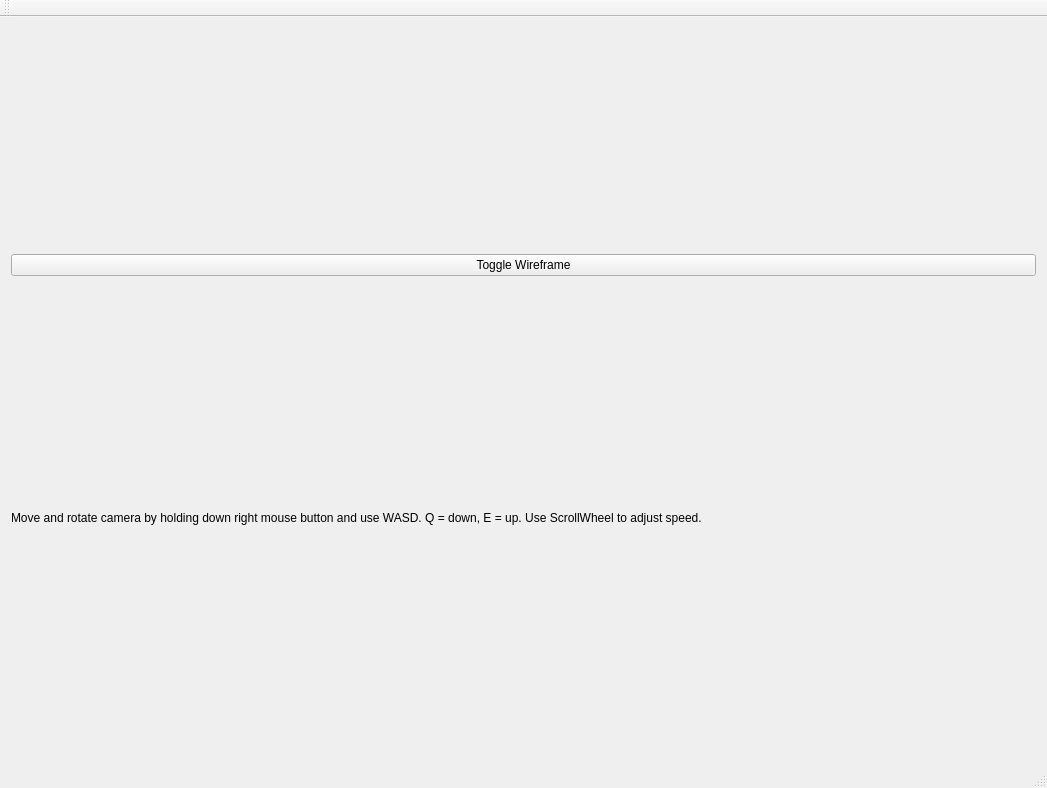
Above: mainwindow.ui from FredrikEik/Game_Engine_Architecture before the change. Below: the same form after it.
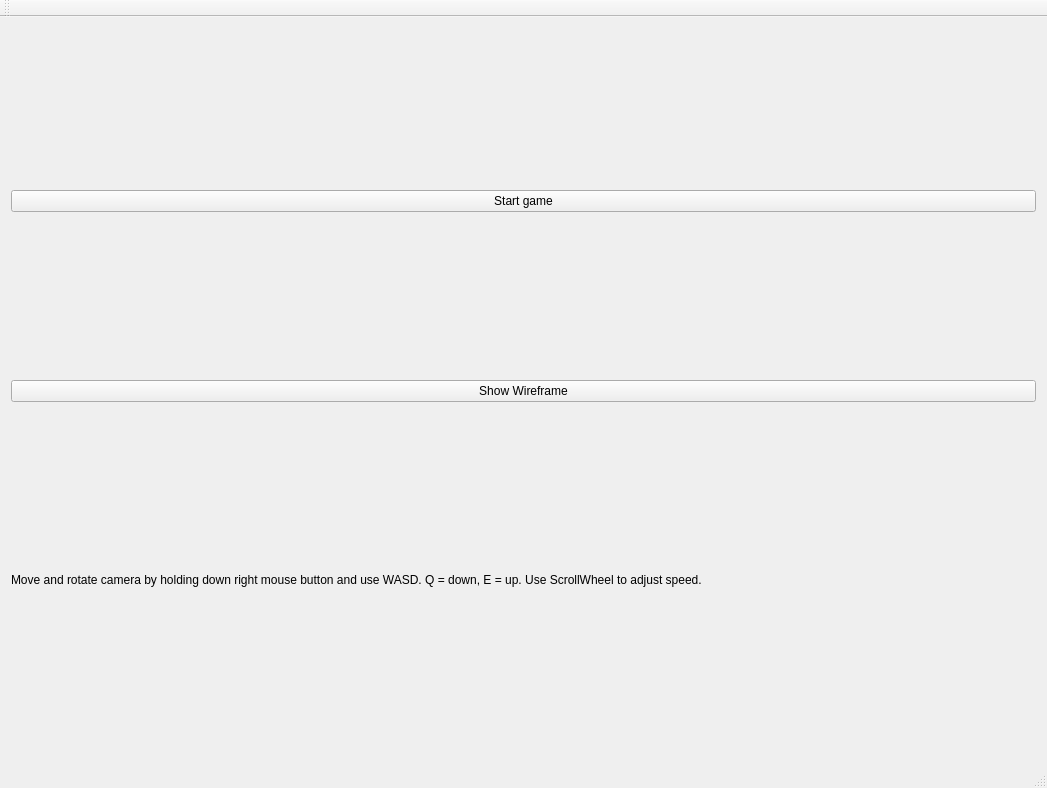
That is the form after the change.

Commit message:
Added start/stop button, and game-camera
plus some other small fixes

```diff
--- a/mainwindow.ui
+++ b/mainwindow.ui
@@ -14,21 +14,8 @@
    <string>OpenGL in Qt is great fun!</string>
   </property>
   <widget class="QWidget" name="centralWidget">
-   <layout class="QVBoxLayout" name="verticalLayout">
-    <item>
-     <widget class="QPushButton" name="pushButton">
-      <property name="styleSheet">
-       <string notr="true"/>
-      </property>
-      <property name="text">
-       <string>Toggle Wireframe</string>
-      </property>
-      <property name="checkable">
-       <bool>true</bool>
-      </property>
-     </widget>
-    </item>
-    <item>
+   <layout class="QGridLayout" name="gridLayout">
+    <item row="2" column="0">
      <widget class="QLabel" name="label">
       <property name="sizePolicy">
        <sizepolicy hsizetype="Preferred" vsizetype="Minimum">
@@ -47,9 +34,41 @@
       </property>
      </widget>
     </item>
-    <item>
+    <item row="0" column="0">
+     <widget class="QPushButton" name="startGameButton">
+      <property name="text">
+       <string>Start game</string>
+      </property>
+      <property name="checkable">
+       <bool>true</bool>
+      </property>
+      <property name="checked">
+       <bool>false</bool>
+      </property>
+      <property name="default">
+       <bool>false</bool>
+      </property>
+      <property name="flat">
+       <bool>false</bool>
+      </property>
+     </widget>
+    </item>
+    <item row="3" column="0">
      <layout class="QVBoxLayout" name="OpenGLLayout"/>
     </item>
+    <item row="1" column="0">
+     <widget class="QPushButton" name="pushButton">
+      <property name="styleSheet">
+       <string notr="true"/>
+      </property>
+      <property name="text">
+       <string>Show Wireframe</string>
+      </property>
+      <property name="checkable">
+       <bool>true</bool>
+      </property>
+     </widget>
+    </item>
    </layout>
   </widget>
   <widget class="QMenuBar" name="menuBar">
```
The commit also changes 7 other files.
